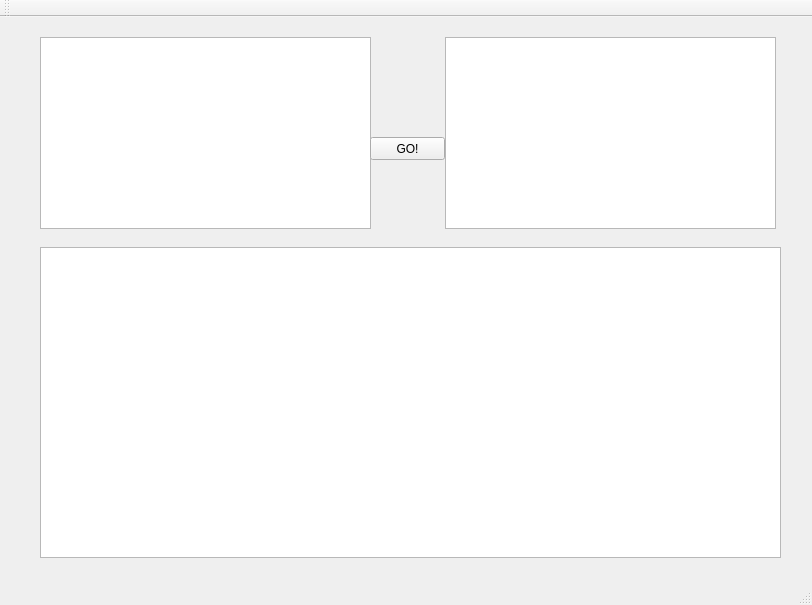
Above: mainwindow.ui from TylerWilkin2/tyler-s-project before the change. Below: the same form after it.
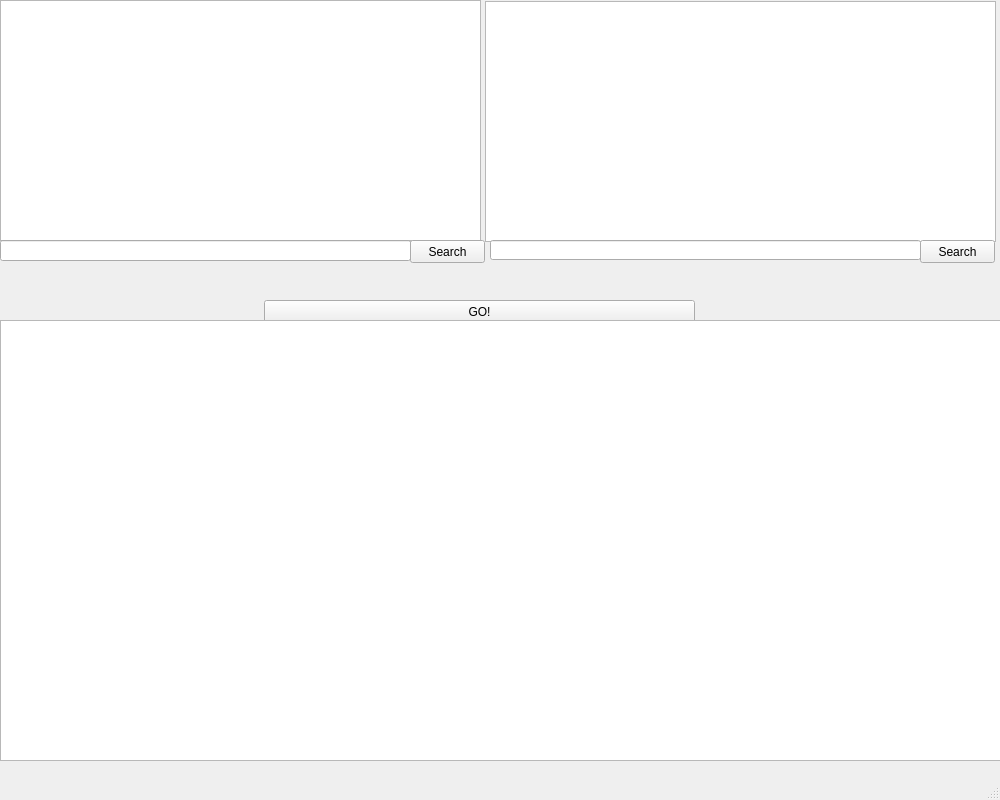
That is the form after the change.

Patch:
```diff
--- a/mainwindow.ui
+++ b/mainwindow.ui
@@ -6,8 +6,8 @@
    <rect>
     <x>0</x>
     <y>0</y>
-    <width>812</width>
-    <height>605</height>
+    <width>1000</width>
+    <height>800</height>
    </rect>
   </property>
   <property name="windowTitle">
@@ -17,29 +17,29 @@
    <widget class="QListWidget" name="listWidget">
     <property name="geometry">
      <rect>
-      <x>40</x>
-      <y>20</y>
-      <width>331</width>
-      <height>192</height>
+      <x>0</x>
+      <y>0</y>
+      <width>481</width>
+      <height>241</height>
      </rect>
     </property>
    </widget>
    <widget class="QListWidget" name="listWidget_2">
     <property name="geometry">
      <rect>
-      <x>445</x>
-      <y>20</y>
-      <width>331</width>
-      <height>192</height>
+      <x>485</x>
+      <y>1</y>
+      <width>511</width>
+      <height>241</height>
      </rect>
     </property>
    </widget>
    <widget class="QPushButton" name="pushButton">
     <property name="geometry">
      <rect>
-      <x>370</x>
-      <y>120</y>
-      <width>75</width>
+      <x>264</x>
+      <y>300</y>
+      <width>431</width>
       <height>23</height>
      </rect>
     </property>
@@ -50,13 +50,59 @@
    <widget class="QTableView" name="tableView">
     <property name="geometry">
      <rect>
-      <x>40</x>
-      <y>230</y>
-      <width>741</width>
-      <height>311</height>
+      <x>0</x>
+      <y>320</y>
+      <width>1001</width>
+      <height>441</height>
      </rect>
     </property>
    </widget>
+   <widget class="QPushButton" name="pushButton_2">
+    <property name="geometry">
+     <rect>
+      <x>410</x>
+      <y>240</y>
+      <width>75</width>
+      <height>23</height>
+     </rect>
+    </property>
+    <property name="text">
+     <string>Search</string>
+    </property>
+   </widget>
+   <widget class="QLineEdit" name="lineEdit">
+    <property name="geometry">
+     <rect>
+      <x>0</x>
+      <y>240</y>
+      <width>411</width>
+      <height>21</height>
+     </rect>
+    </property>
+   </widget>
+   <widget class="QLineEdit" name="lineEdit_2">
+    <property name="geometry">
+     <rect>
+      <x>490</x>
+      <y>240</y>
+      <width>431</width>
+      <height>20</height>
+     </rect>
+    </property>
+   </widget>
+   <widget class="QPushButton" name="pushButton_3">
+    <property name="geometry">
+     <rect>
+      <x>920</x>
+      <y>240</y>
+      <width>75</width>
+      <height>23</height>
+     </rect>
+    </property>
+    <property name="text">
+     <string>Search</string>
+    </property>
+   </widget>
   </widget>
   <widget class="QMenuBar" name="menuBar">
    <property name="geometry">
@@ -68,14 +114,6 @@
     </rect>
    </property>
   </widget>
-  <widget class="QToolBar" name="mainToolBar">
-   <attribute name="toolBarArea">
-    <enum>TopToolBarArea</enum>
-   </attribute>
-   <attribute name="toolBarBreak">
-    <bool>false</bool>
-   </attribute>
-  </widget>
   <widget class="QStatusBar" name="statusBar"/>
  </widget>
  <layoutdefault spacing="6" margin="11"/>
```
Left out of the diff: 2 changed lines with no effect on the pictures.
